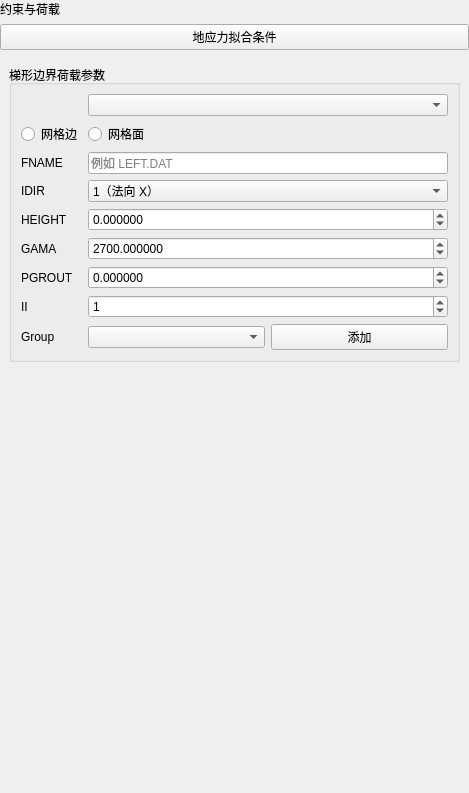
Before: the Qt Designer form plugins/Base_PhysicalField/GeoStressFitFacePage.ui in asd977/base_cae, drawn with Qt 5.
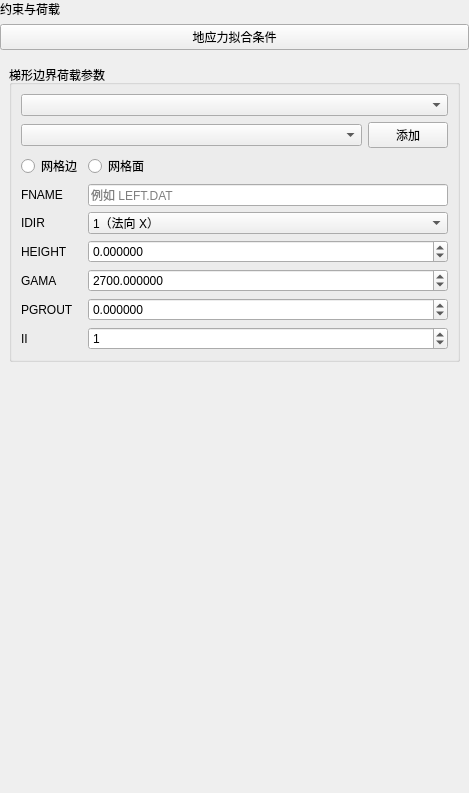
After: the same form once the commit is applied. Custom widgets are drawn as their Qt base class.

Patch:
```diff
--- a/plugins/Base_PhysicalField/GeoStressFitFacePage.ui
+++ b/plugins/Base_PhysicalField/GeoStressFitFacePage.ui
@@ -58,28 +58,51 @@
       <string>梯形边界荷载参数</string>
      </property>
      <layout class="QGridLayout" name="gridLayout">
-      <item row="2" column="0">
+         <item row="5" column="0">
+          <widget class="QLabel" name="labelHeight">
+           <property name="text">
+            <string>HEIGHT</string>
+           </property>
+          </widget>
+         </item>
+         <item row="8" column="0">
+          <widget class="QLabel" name="labelII">
+           <property name="text">
+            <string>II</string>
+           </property>
+          </widget>
+         </item>
+         <item row="7" column="1">
+          <widget class="QDoubleSpinBox" name="spinPgrout">
+           <property name="decimals">
+            <number>6</number>
+           </property>
+           <property name="minimum">
+            <double>-1000000000000.000000000000000</double>
+           </property>
+           <property name="maximum">
+            <double>1000000000000.000000000000000</double>
+           </property>
+          </widget>
+         </item>
+         <item row="0" column="0" colspan="2">
+          <widget class="CustomComboBox" name="comboBoxDim"/>
+         </item>
+         <item row="3" column="1">
+          <widget class="QLineEdit" name="editFname">
+           <property name="placeholderText">
+            <string>例如 LEFT.DAT</string>
+           </property>
+          </widget>
+         </item>
+         <item row="3" column="0">
        <widget class="QLabel" name="labelFname">
         <property name="text">
          <string>FNAME</string>
         </property>
        </widget>
       </item>
-      <item row="1" column="0">
-       <widget class="QRadioButton" name="radionButtonEdge">
-        <property name="text">
-         <string>网格边</string>
-        </property>
-       </widget>
-      </item>
-      <item row="6" column="0">
-       <widget class="QLabel" name="labelPgrout">
-        <property name="text">
-         <string>PGROUT</string>
-        </property>
-       </widget>
-      </item>
-      <item row="7" column="1">
+         <item row="8" column="1">
        <widget class="QSpinBox" name="spinII">
         <property name="minimum">
          <number>-999999</number>
@@ -93,39 +116,33 @@
        </widget>
       </item>
       <item row="4" column="0">
-       <widget class="QLabel" name="labelHeight">
+          <widget class="QLabel" name="labelIdir">
         <property name="text">
-         <string>HEIGHT</string>
+            <string>IDIR</string>
         </property>
        </widget>
       </item>
-      <item row="3" column="1">
-       <widget class="QComboBox" name="comboIdir">
+         <item row="1" column="0" colspan="2">
+          <layout class="QHBoxLayout" name="horizontalLayoutGroupSelect">
         <item>
-         <property name="text">
-          <string>1（法向 X）</string>
-         </property>
+            <widget class="CustomComboBox" name="comboBoxGroup"/>
         </item>
         <item>
-         <property name="text">
-          <string>2（法向 Y）</string>
-         </property>
-        </item>
-        <item>
+            <widget class="QPushButton" name="btnBatchAdd">
+             <property name="sizePolicy">
+              <sizepolicy hsizetype="Fixed" vsizetype="Fixed">
+               <horstretch>0</horstretch>
+               <verstretch>0</verstretch>
+              </sizepolicy>
+             </property>
          <property name="text">
-          <string>3（法向 Z）</string>
-         </property>
-        </item>
-       </widget>
-      </item>
-      <item row="5" column="0">
-       <widget class="QLabel" name="labelRou">
-        <property name="text">
-         <string>GAMA</string>
-        </property>
-       </widget>
-      </item>
-      <item row="5" column="1">
+              <string>添加</string>
+             </property>
+            </widget>
+           </item>
+          </layout>
+         </item>
+         <item row="6" column="1">
        <widget class="QDoubleSpinBox" name="spinRou">
         <property name="decimals">
          <number>6</number>
@@ -142,47 +159,53 @@
        </widget>
       </item>
       <item row="7" column="0">
-       <widget class="QLabel" name="labelII">
+          <widget class="QLabel" name="labelPgrout">
         <property name="text">
-         <string>II</string>
-        </property>
-       </widget>
-      </item>
-      <item row="6" column="1">
-       <widget class="QDoubleSpinBox" name="spinPgrout">
-        <property name="decimals">
-         <number>6</number>
-        </property>
-        <property name="minimum">
-         <double>-1000000000000.000000000000000</double>
-        </property>
-        <property name="maximum">
-         <double>1000000000000.000000000000000</double>
-        </property>
-       </widget>
-      </item>
-      <item row="3" column="0">
-       <widget class="QLabel" name="labelIdir">
-        <property name="text">
-         <string>IDIR</string>
+            <string>PGROUT</string>
         </property>
        </widget>
       </item>
       <item row="2" column="1">
-       <widget class="QLineEdit" name="editFname">
-        <property name="placeholderText">
-         <string>例如 LEFT.DAT</string>
-        </property>
-       </widget>
-      </item>
-      <item row="1" column="1">
        <widget class="QRadioButton" name="radionButtonFace">
         <property name="text">
          <string>网格面</string>
         </property>
        </widget>
       </item>
+         <item row="2" column="0">
+          <widget class="QRadioButton" name="radionButtonEdge">
+           <property name="text">
+            <string>网格边</string>
+           </property>
+          </widget>
+         </item>
+         <item row="6" column="0">
+          <widget class="QLabel" name="labelRou">
+           <property name="text">
+            <string>GAMA</string>
+           </property>
+          </widget>
+         </item>
       <item row="4" column="1">
+          <widget class="QComboBox" name="comboIdir">
+           <item>
+            <property name="text">
+             <string>1（法向 X）</string>
+            </property>
+           </item>
+           <item>
+            <property name="text">
+             <string>2（法向 Y）</string>
+            </property>
+           </item>
+           <item>
+            <property name="text">
+             <string>3（法向 Z）</string>
+            </property>
+           </item>
+          </widget>
+         </item>
+         <item row="5" column="1">
        <widget class="QDoubleSpinBox" name="spinHeight">
         <property name="decimals">
          <number>6</number>
@@ -195,38 +218,17 @@
         </property>
        </widget>
       </item>
-      <item row="0" column="1">
-       <widget class="CustomComboBox" name="comboBoxDim" />
-      </item>
-      <item row="8" column="1">
-              <layout class="QHBoxLayout" name="horizontalLayoutGroupSelect">
-        <item>
-         <widget class="CustomComboBox" name="comboBoxGroup" />
-        </item>
-        <item>
-         <widget class="QPushButton" name="btnBatchAdd">
-          <property name="text">
-           <string>添加</string>
-          </property>
-         </widget>
-        </item>
-       </layout>
-      </item>
-      <item row="8" column="0">
-       <widget class="QLabel" name="labelGroup">
-        <property name="text">
-         <string>Group</string>
-        </property>
+        </layout>
        </widget>
       </item>
      </layout>
     </widget>
-   </item>     </layout>
-    </widget>
    </item>
-
    <item>
     <spacer name="verticalSpacer">
+     <property name="orientation">
+      <enum>Qt::Vertical</enum>
+     </property>
      <property name="sizeHint" stdset="0">
       <size>
        <width>20</width>
```
Left out of the diff: 6 changed lines with no effect on the pictures. Lines whose indentation alone changed are shown as unchanged.
